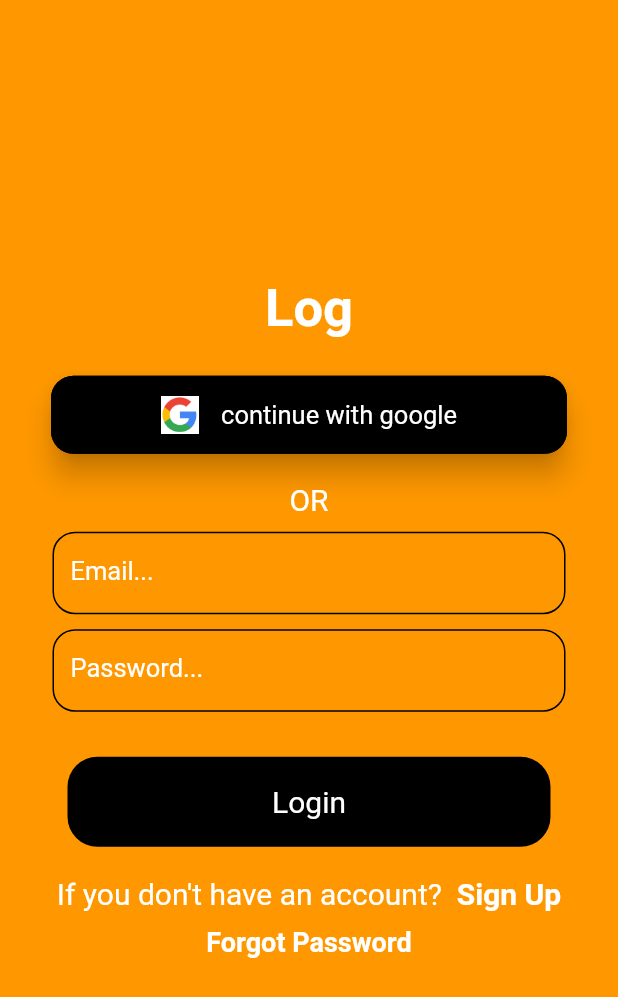
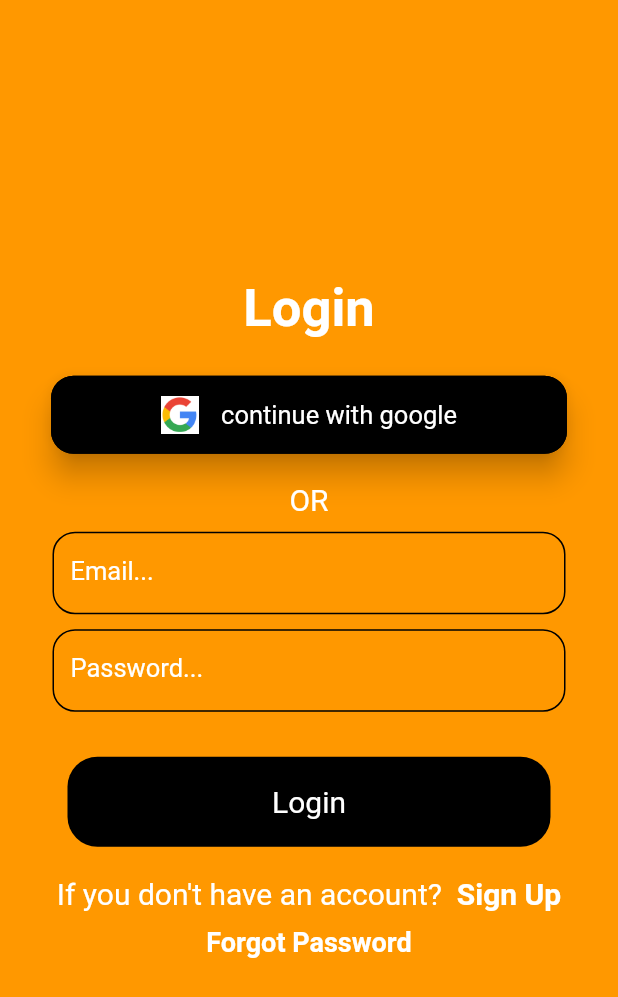
Before and after one commit to KParidhi/shop, a Flutter app: the screen it shows after launch, after a tap on "Login", on a phone screen of 412 x 824 dp. Shown: the top 997 px of the screen. Run offline on Flutter 3.47's test engine with Material 2 defaults, Android fonts, the phone set to English and light mode, and no system bars; our stand-ins replace badges, camera, curved_navigation_bar, firebase_auth, firebase_core, google_sign_in and 2 more; missing offline and left inert: clippy_flutter, dart:js; accounts and stored records are empty; network calls fail.

Commit message:
Update LoginPage.dart

```diff
--- a/lib/pages/LoginPage.dart
+++ b/lib/pages/LoginPage.dart
@@ -50,7 +50,7 @@ class _LoginPageState extends State<LoginPage>{
           child: Column(
             mainAxisAlignment:MainAxisAlignment.center ,
             children: [
-              Text("Log",
+              Text("Login",
                 style: TextStyle(
                   fontSize:35,
                   color: Colors.white,
```
